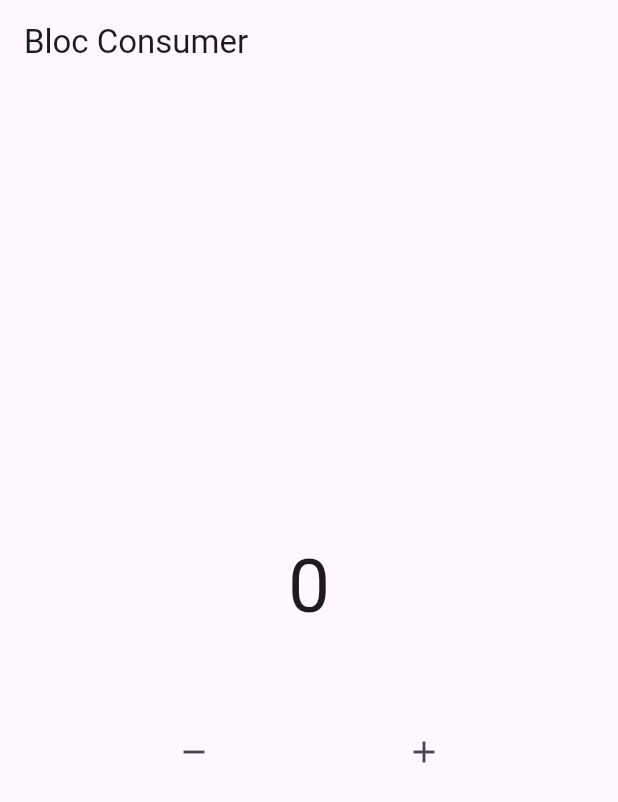
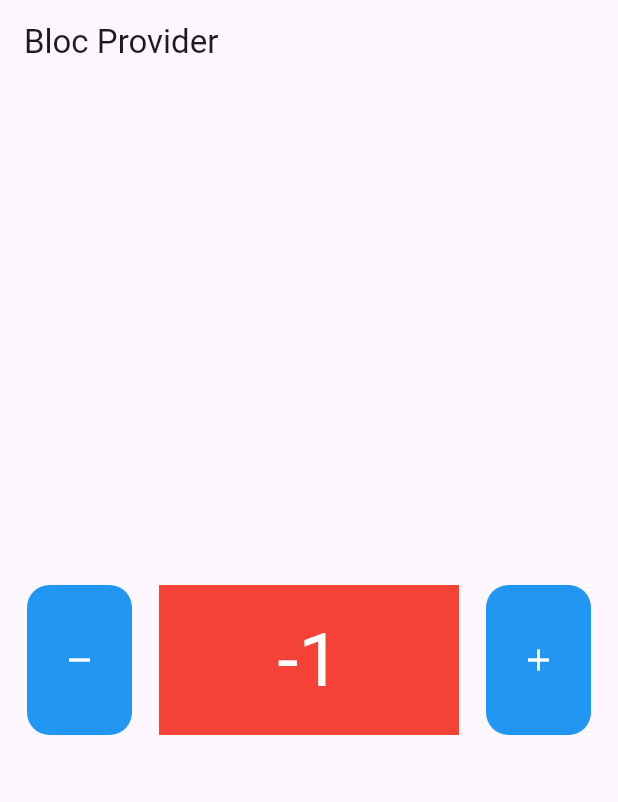
Before and after one commit to setyotontowi/flutterlearn, a Flutter app: the screen it shows after launch, after a tap on the "remove" icon, on a phone screen of 412 x 824 dp. Shown: the top 802 px of the screen. Run offline on Flutter 3.47's test engine with Material 3 defaults, Android fonts, the phone set to English and light mode, and no system bars; our stand-ins replace bloc, flutter_bloc.

Commit message:
bloc_provider

```diff
--- a/lib/main.dart
+++ b/lib/main.dart
@@ -1,5 +1,7 @@
+import 'package:bloc_archi_1/bloc/counter.dart';
 import 'package:bloc_archi_1/pages/home.dart';
 import 'package:flutter/material.dart';
+import 'package:flutter_bloc/flutter_bloc.dart';
 
 void main() {
   runApp(const MyApp());
@@ -10,8 +12,11 @@
 
   @override
   Widget build(BuildContext context) {
-    return const MaterialApp(
-      home: HomePage(),
+    return BlocProvider(
+      create: (context) => Counter(),
+      child: const MaterialApp(
+        home: HomePage(),
+      ),
     );
   }
 }
--- /dev/null
+++ b/lib/pages/center_widget.dart
@@ -0,0 +1,24 @@
+import 'package:bloc_archi_1/bloc/counter.dart';
+import 'package:flutter/material.dart';
+import 'package:flutter_bloc/flutter_bloc.dart';
+
+class CenterWidget extends StatelessWidget {
+  const CenterWidget({
+    super.key,
+  });
+
+  @override
+  Widget build(BuildContext context) {
+    return Center(
+      child: BlocBuilder(
+        bloc: BlocProvider.of<Counter>(context),
+        builder: (context, state) {
+          return Text(
+            "$state",
+            style: TextStyle(fontSize: 50, color: Colors.white),
+          );
+        },
+      ),
+    );
+  }
+}
--- /dev/null
+++ b/lib/pages/data_widget.dart
@@ -0,0 +1,19 @@
+import 'package:bloc_archi_1/bloc/counter.dart';
+import 'package:bloc_archi_1/pages/center_widget.dart';
+import 'package:flutter/material.dart';
+
+class DataWidget extends StatelessWidget {
+  const DataWidget({
+    super.key,
+  });
+
+  @override
+  Widget build(BuildContext context) {
+    return Container(
+      height: 100,
+      width: 200,
+      color: Colors.red,
+      child: CenterWidget(),
+    );
+  }
+}
--- a/lib/pages/home.dart
+++ b/lib/pages/home.dart
@@ -1,4 +1,5 @@
 import 'package:bloc_archi_1/bloc/counter.dart';
+import 'package:bloc_archi_1/pages/data_widget.dart';
 import 'package:flutter/material.dart';
 import 'package:flutter_bloc/flutter_bloc.dart';
 
@@ -7,55 +8,56 @@
 
   @override
   Widget build(BuildContext context) {
-    Counter myCounter = Counter();
-
+    Counter myCounter = BlocProvider.of<Counter>(context);
     return Scaffold(
       appBar: AppBar(
-        title: const Text("Bloc Consumer"),
+        title: const Text("Bloc Provider"),
       ),
       body: Column(
         mainAxisAlignment: MainAxisAlignment.center,
         children: [
-          // Bloc consumer combine bloc builder and listener
-          BlocConsumer(
-            bloc: myCounter,
-            builder: (context, state) {
-              return Text(
-                "$state",
-                style: const TextStyle(fontSize: 50),
-              );
-            },
-            buildWhen: (previous, current) {
-              if ((current as int) % 2 == 0) return true;
-              return false;
-            },
-            listener: (context, state) {
-              ScaffoldMessenger.of(context)
-                  .showSnackBar(const SnackBar(content: Text("Angka genap")));
-            },
-            listenWhen: (previous, current) {
-              if ((current as int) % 2 == 0) return true;
-              return false;
-            },
-          ),
-          const SizedBox(
-            height: 50,
-          ),
           Row(
             mainAxisAlignment: MainAxisAlignment.spaceEvenly,
             children: [
-              IconButton(
-                  onPressed: () {
+              Material(
+                color: Colors.blue,
+                borderRadius: BorderRadius.circular(15),
+                child: InkWell(
+                  onTap: () {
                     myCounter.decrement();
                   },
-                  icon: const Icon(Icons.remove)),
-              IconButton(
-                  onPressed: () {
+                  borderRadius: BorderRadius.circular(15),
+                  child: const SizedBox(
+                    height: 100,
+                    width: 70,
+                    child: Icon(
+                      Icons.remove,
+                      color: Colors.white,
+                    ),
+                  ),
+                ),
+              ),
+              const DataWidget(),
+              Material(
+                color: Colors.blue,
+                borderRadius: BorderRadius.circular(15),
+                child: InkWell(
+                  onTap: () {
                     myCounter.increment();
                   },
-                  icon: const Icon(Icons.add)),
+                  borderRadius: BorderRadius.circular(15),
+                  child: const SizedBox(
+                    height: 100,
+                    width: 70,
+                    child: Icon(
+                      Icons.add,
+                      color: Colors.white,
+                    ),
+                  ),
+                ),
+              ),
             ],
-          )
+          ),
         ],
       ),
     );
```
